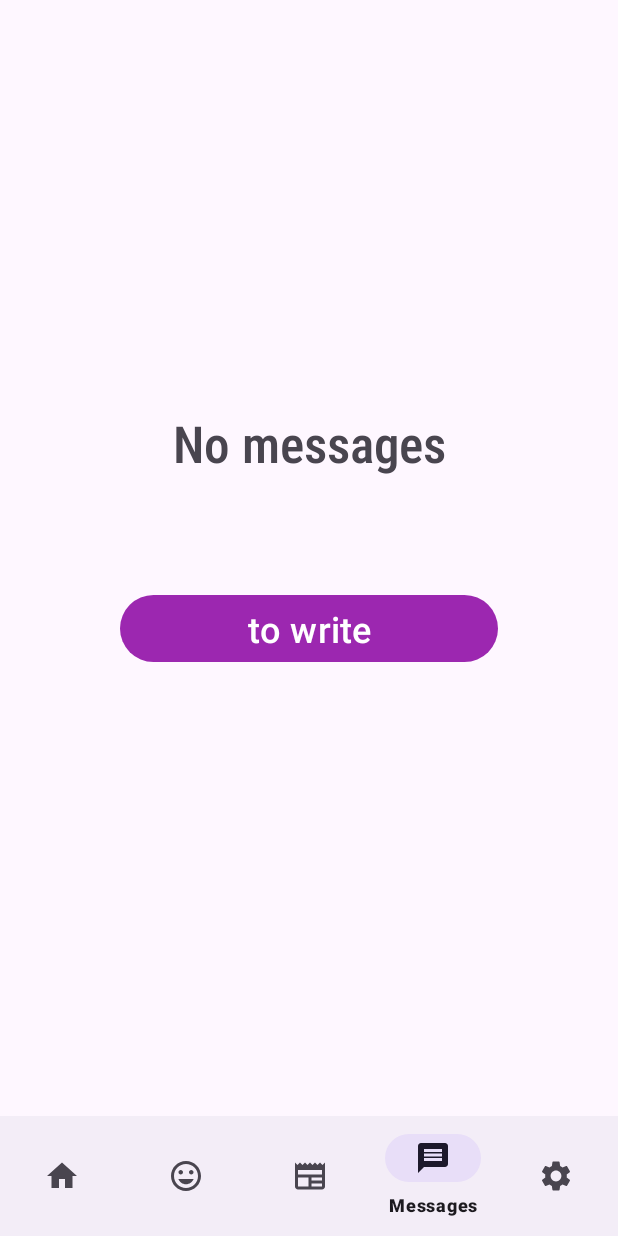
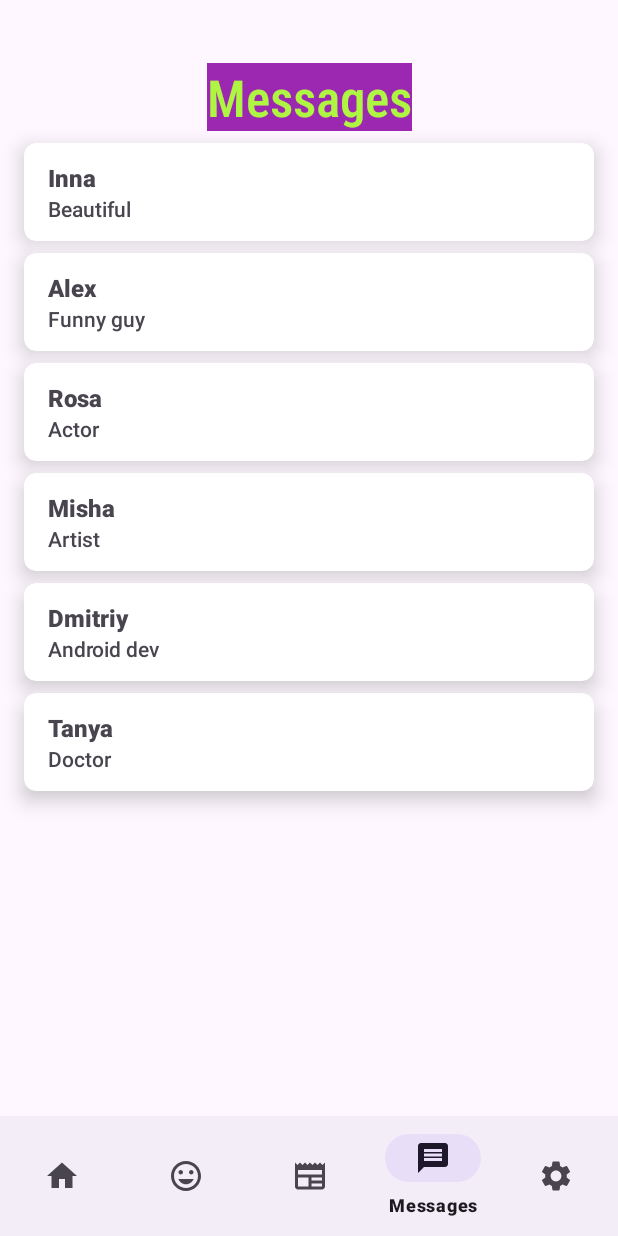
Before and after one commit to labinochka/summer-practice-android, an Android app: the screen it shows after launch (ContainerActivity), item 4 of the bottom bar chosen, on a phone screen of 412 x 824 dp. Run offline under Robolectric (Android 15) with nearby library versions, the phone set to English and light mode, and no system bars; our stand-ins replace navigation-ui.

Commit message:
hw3 in process

```diff
--- a/app/src/main/java/com/itis/summerpractice/MessageFragment.kt
+++ b/app/src/main/java/com/itis/summerpractice/MessageFragment.kt
@@ -1,6 +1,32 @@
 package com.itis.summerpractice
 
+import android.os.Bundle
+import android.view.View
 import androidx.fragment.app.Fragment
+import com.google.android.material.snackbar.Snackbar
+import com.itis.summerpractice.databinding.FragmentMessageBinding
 
 class MessageFragment : Fragment(R.layout.fragment_message) {
+    private var binding: FragmentMessageBinding? = null
+    private var adapter: UserAdapter? = null
+
+    override fun onViewCreated(view: View, savedInstanceState: Bundle?) {
+        super.onViewCreated(view, savedInstanceState)
+        binding = FragmentMessageBinding.bind(view)
+
+        initAdapter()
+    }
+
+    private fun initAdapter() {
+        adapter = UserAdapter(UserRepository.list,
+        onItemClick = {user ->
+            Snackbar.make(binding!!.root, user.name, Snackbar.LENGTH_LONG).show()
+        })
+        binding?.rvUsers?.adapter = adapter
+    }
+
+    override fun onDestroyView() {
+        super.onDestroyView()
+        binding = null
+    }
 }
--- /dev/null
+++ b/app/src/main/java/com/itis/summerpractice/User.kt
@@ -0,0 +1,8 @@
+package com.itis.summerpractice
+
+data class User(
+    val id: Int,
+    val name: String,
+    val desc: String,
+    val url: String,
+)
--- /dev/null
+++ b/app/src/main/java/com/itis/summerpractice/UserAdapter.kt
@@ -0,0 +1,33 @@
+package com.itis.summerpractice
+
+import android.view.LayoutInflater
+import android.view.ViewGroup
+import androidx.recyclerview.widget.RecyclerView
+import com.itis.summerpractice.databinding.ItemUsersBinding
+
+class UserAdapter(
+    private var list: List<User>,
+    private val onItemClick: (User) -> Unit,
+) : RecyclerView.Adapter<UserItem>() {
+
+    override fun onCreateViewHolder(
+        parent: ViewGroup,
+        viewType: Int
+    ): UserItem = UserItem (
+        ItemUsersBinding.inflate(
+            LayoutInflater.from(parent.context),
+            parent,
+            false,
+        ),
+        onItemClick = onItemClick
+    )
+
+
+    override fun getItemCount(): Int {
+        return list.size
+    }
+
+    override fun onBindViewHolder(holder: UserItem, position: Int) {
+        holder.onBind(list[position])
+    }
+}
--- /dev/null
+++ b/app/src/main/java/com/itis/summerpractice/UserItem.kt
@@ -0,0 +1,21 @@
+package com.itis.summerpractice
+
+import androidx.recyclerview.widget.RecyclerView.ViewHolder
+import com.itis.summerpractice.databinding.ItemUsersBinding
+
+class UserItem (
+    private val binding: ItemUsersBinding,
+    private val onItemClick: (User) -> Unit,
+    ) : ViewHolder(binding.root) {
+
+    fun onBind(user: User) {
+        binding.run {
+            tvTitle.text = user.name
+            tvDesc.text = user.desc
+
+            root.setOnClickListener {
+                onItemClick(user)
+            }
+        }
+    }
+}
--- /dev/null
+++ b/app/src/main/java/com/itis/summerpractice/UserRepository.kt
@@ -0,0 +1,13 @@
+package com.itis.summerpractice
+
+object UserRepository {
+
+    val list: List<User> = listOf(
+        User(id = 155, name = "Inna", desc = "Beautiful", url = "https://i.pinimg.com/originals/6b/b3/11/6bb311c64b2dec3758716753d0d5dbd9.jpg"),
+        User(id = 145, name = "Alex", desc = "Funny guy", url = "http://c1.35photo.pro/photos_temp/sizes/349/1746482_1000n.jpg"),
+        User(id = 14, name = "Rosa", desc = "Actor", url = "http://s3.fotokto.ru/photo/full/439/4393808.jpg"),
+        User(id = 9, name = "Misha", desc = "Artist", url = "https://i.pinimg.com/736x/e9/f3/d4/e9f3d4b99c322f9c3ab9d7c3d475587d--michael-fassbender-michael-okeefe.jpg"),
+        User(id = 1, name = "Dmitriy", desc = "Android dev", url = "https://i.pinimg.com/736x/8a/25/f6/8a25f609d32ab1de4c7c47d6605aad7f.jpg"),
+        User(id = 245, name = "Tanya", desc = "Doctor", url = "https://img5.goodfon.ru/wallpaper/nbig/2/ee/litso-volosy-kudri-vzgliad-plechi-portret-boke.jpg"),
+    )
+}
--- a/app/src/main/res/layout/fragment_message.xml
+++ b/app/src/main/res/layout/fragment_message.xml
@@ -6,30 +6,29 @@
     android:layout_height="match_parent"
     tools:context=".MessageFragment">
 
+
     <TextView
-        android:id="@+id/noMes_tv"
+        android:id="@+id/tv_messages"
         android:layout_width="wrap_content"
         android:layout_height="wrap_content"
+        android:background="#9C27B0"
         android:fontFamily="sans-serif-condensed-medium"
-        android:text="No messages"
+        android:text="Messages"
+        android:textColor="#AFF643"
         android:textSize="34sp"
         app:layout_constraintBottom_toBottomOf="parent"
         app:layout_constraintEnd_toEndOf="parent"
         app:layout_constraintStart_toStartOf="parent"
         app:layout_constraintTop_toTopOf="parent"
-        app:layout_constraintVertical_bias="0.39" />
+        app:layout_constraintVertical_bias="0.060000002" />
 
-    <Button
-        android:id="@+id/toWrite_but"
-        android:layout_width="0dp"
-        android:layout_height="wrap_content"
-        android:layout_marginStart="80dp"
-        android:layout_marginEnd="80dp"
-        android:text="to write"
-        android:textSize="24sp"
+    <androidx.recyclerview.widget.RecyclerView
+        android:id="@+id/rv_users"
+        app:layout_constraintTop_toBottomOf="@+id/tv_messages"
         app:layout_constraintBottom_toBottomOf="parent"
-        app:layout_constraintEnd_toEndOf="parent"
-        app:layout_constraintStart_toStartOf="parent"
-        app:layout_constraintTop_toBottomOf="@+id/noMes_tv"
-        app:layout_constraintVertical_bias="0.19999999" />
+        app:layoutManager="androidx.recyclerview.widget.LinearLayoutManager"
+        android:layout_width="match_parent"
+        tools:listitem="@layout/item_users"
+        tools:itemCount="4"
+        android:layout_height="0dp"/>
 </androidx.constraintlayout.widget.ConstraintLayout>
--- /dev/null
+++ b/app/src/main/res/layout/item_users.xml
@@ -0,0 +1,48 @@
+<?xml version="1.0" encoding="utf-8"?>
+
+<androidx.cardview.widget.CardView xmlns:android="http://schemas.android.com/apk/res/android"
+    xmlns:app="http://schemas.android.com/apk/res-auto"
+    xmlns:tools="http://schemas.android.com/tools"
+    android:layout_width="match_parent"
+    android:layout_height="wrap_content"
+    android:layout_marginHorizontal="16dp"
+    android:layout_marginTop="8dp"
+    android:background="@color/white"
+    android:foreground="?selectableItemBackground"
+    app:cardCornerRadius="8dp"
+    app:cardElevation="8dp">
+
+    <androidx.constraintlayout.widget.ConstraintLayout xmlns:android="http://schemas.android.com/apk/res/android"
+        android:layout_width="match_parent"
+        android:layout_height="wrap_content"
+        xmlns:app="http://schemas.android.com/apk/res-auto">
+
+        <TextView
+            android:id="@+id/tv_title"
+            android:layout_width="0dp"
+            android:layout_height="wrap_content"
+            android:layout_marginHorizontal="16dp"
+            android:layout_marginTop="12dp"
+            android:fontFamily="sans-serif-black"
+            android:text="Alex"
+            android:textSize="16sp"
+            app:layout_constraintBottom_toTopOf="@id/tv_desc"
+            app:layout_constraintEnd_toEndOf="parent"
+            app:layout_constraintStart_toStartOf="parent"
+            app:layout_constraintTop_toTopOf="parent" />
+
+        <TextView
+            android:id="@+id/tv_desc"
+            android:layout_width="0dp"
+            android:layout_height="wrap_content"
+            android:layout_marginBottom="12dp"
+            android:fontFamily="sans-serif-medium"
+            android:text="Funny guy"
+            android:textSize="14sp"
+            app:layout_constraintBottom_toBottomOf="parent"
+            app:layout_constraintEnd_toEndOf="@id/tv_title"
+            app:layout_constraintStart_toStartOf="@id/tv_title"
+            app:layout_constraintTop_toBottomOf="@id/tv_title" />
+
+    </androidx.constraintlayout.widget.ConstraintLayout>
+</androidx.cardview.widget.CardView>
```
